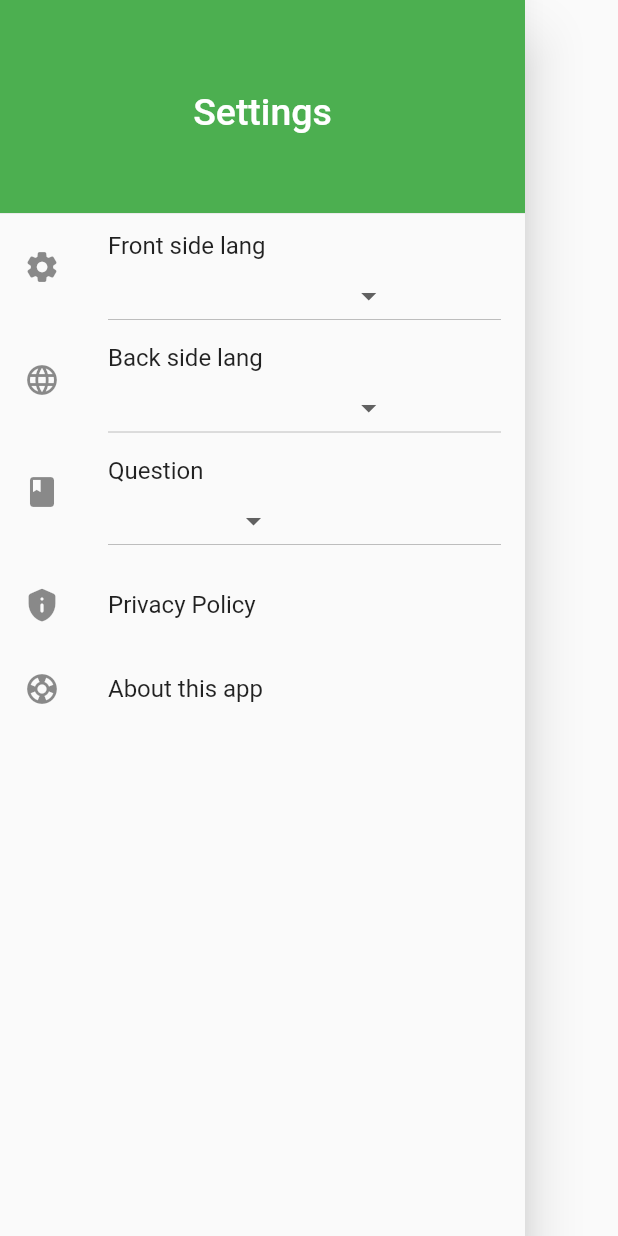
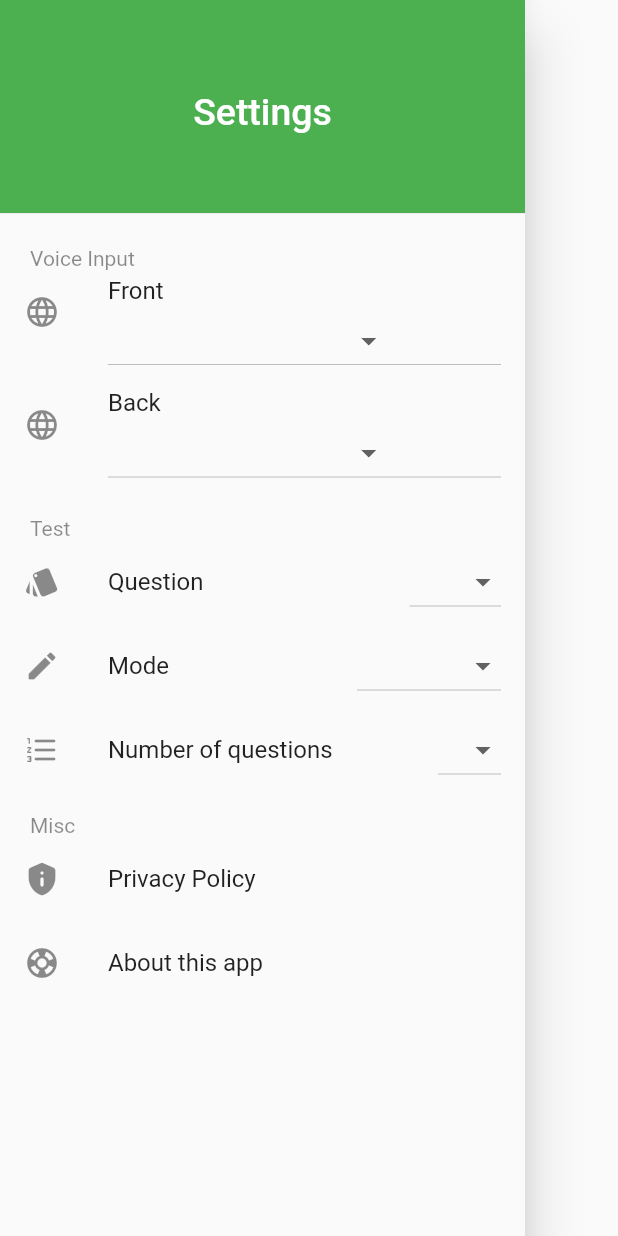
Before and after one commit to toshibo500/flash_card, a Flutter app: the SideDrawer screen opened directly, on a phone screen of 412 x 824 dp. Run offline on Flutter 3.47's test engine with Material 2 defaults, Android fonts, the phone set to English and light mode, and no system bars; our stand-ins replace flip_card, fluttertoast, shared_preferences, speech_to_text, sqflite, webview_flutter; missing offline and left inert: confirm_dialog, expansion_widget; accounts and stored records are empty.

Commit message:
メニュー完成

```diff
--- a/lib/models/preference_model.dart
+++ b/lib/models/preference_model.dart
@@ -2,30 +2,50 @@ class PreferenceModel {
   static const String tableName = 'preferences';
   static const String colFrontSideLang = 'frontSideLang';
   static const String colBackSideLang = 'backSideLang';
-  static const String colQAOrder = 'qAOrder';
+  static const String colQuestion = 'question';
+  static const String colTestMode = 'testMode';
+  static const String colNumOfTest = 'numOfTest';
 
   String? frontSideLang;
   String? backSideLang;
-  int? qAorder;
+  int? question;
+  int? testMode;
+  int? numOfTest;
 
-  PreferenceModel([this.frontSideLang, this.backSideLang, this.qAorder]);
+  PreferenceModel(
+      [this.frontSideLang,
+      this.backSideLang,
+      this.question,
+      this.testMode,
+      this.numOfTest]);
+
+  static const Map<int, String> frontAndBackItems = {0: 'Front', 1: 'Back'};
+  static const Map<int, String> testModeItems = {
+    0: 'Self mode',
+    1: 'Dictation'
+  };
+  static const int testModeSelfMode = 1;
 
   factory PreferenceModel.fromJson(dynamic json) {
     return PreferenceModel(
       json[colFrontSideLang] ?? 'en-US',
       json[colBackSideLang] ?? 'ja-JP',
-      json[colQAOrder] ?? 0,
+      json[colQuestion] ?? 0,
+      json[colTestMode] ?? 0,
+      json[colNumOfTest] ?? 10,
     );
   }
 
   @override
   String toString() {
-    return '{$frontSideLang, $backSideLang, $qAorder}';
+    return '{$frontSideLang, $backSideLang, $question, $testMode, $numOfTest}';
   }
 
   Map<String, dynamic> toJson() => {
         colFrontSideLang: frontSideLang,
         colBackSideLang: backSideLang,
-        colQAOrder: qAorder,
+        colQuestion: question,
+        colTestMode: testMode,
+        colNumOfTest: numOfTest,
       };
 }
--- a/lib/viewmodels/book_viewmodel.dart
+++ b/lib/viewmodels/book_viewmodel.dart
@@ -2,6 +2,8 @@ import 'package:flutter/material.dart';
 import 'package:flash_card/models/book_model.dart';
 import 'package:flash_card/models/card_model.dart';
 import 'package:flash_card/models/repositories/card_repository.dart';
+import 'package:flash_card/models/preference_model.dart';
+import 'package:flash_card/models/repositories/preference_repository.dart';
 
 class BookViewModel extends ChangeNotifier {
   bool _editMode = false;
@@ -9,9 +11,15 @@ class BookViewModel extends ChangeNotifier {
   List<CardModel> _cardList = [];
   List<CardModel> get items => _cardList;
 
+  PreferenceModel _preference = PreferenceModel();
+  PreferenceModel get preference => _preference;
+
   BookViewModel(BookModel selectedBook) {
     this.selectedBook = selectedBook;
     getAll(_selectedBook.id);
+    PreferenceRepository.get().then((value) {
+      _preference = value!;
+    });
   }
 
   bool get editMode => _editMode;
--- a/lib/views/book_page.dart
+++ b/lib/views/book_page.dart
@@ -77,8 +77,9 @@ class _BookPage extends StatelessWidget {
                     await Navigator.of(context).pushNamed('/testPage',
                         arguments: TestPageParameters(
                             book: _bookViweModel.selectedBook,
-                            numberOfQuestions: 10,
-                            isDictationMode: true));
+                            numberOfQuestions:
+                                _bookViweModel.preference.numOfTest!,
+                            testMode: _bookViweModel.preference.testMode!));
                   },
                 ),
               ),
--- a/lib/views/components/drawer_menu.dart
+++ b/lib/views/components/drawer_menu.dart
@@ -1,4 +1,5 @@
 import 'dart:ui';
+import 'package:flash_card/models/preference_model.dart';
 import 'package:provider/provider.dart';
 import 'package:flutter/material.dart';
 import 'package:flash_card/utilities/stt.dart';
@@ -20,19 +21,34 @@ class SideDrawer extends StatelessWidget {
 class _SideDrawer extends StatelessWidget {
   final Stt _stt = Stt();
   final List<DropdownMenuItem<String>> _langItems = [];
-  final List<DropdownMenuItem<int>> _qAorderItems = [];
-
-  static const Map<int, String> _qAOrder = {0: 'Front->Back', 1: 'Back->Front'};
+  final List<DropdownMenuItem<int>> _questionItems = [];
+  final List<DropdownMenuItem<int>> _testModeItems = [];
+  final List<DropdownMenuItem<int>> _numOfTest = [];
 
   _SideDrawer({Key? key}) : super(key: key) {
     initSpeech();
-    _qAOrder.forEach((key, value) {
-      _qAorderItems.add(DropdownMenuItem(
+    PreferenceModel.frontAndBackItems.forEach((key, value) {
+      _questionItems.add(DropdownMenuItem(
         child: Text(
           value,
           style: const TextStyle(fontSize: 16.0),
         ),
         value: key,
+      ));
+    });
+    PreferenceModel.testModeItems.forEach((key, value) {
+      _testModeItems.add(DropdownMenuItem(
+        child: Text(
+          value,
+          style: const TextStyle(fontSize: 16.0),
+        ),
+        value: key,
+      ));
+    });
+    List.generate(100, (index) {
+      _numOfTest.add(DropdownMenuItem(
+        child: Text(index.toString()),
+        value: index,
       ));
     });
   }
@@ -75,11 +91,20 @@ class _SideDrawer extends StatelessWidget {
                       color: Colors.green,
                     ),
                   )),
+              Container(
+                height: 30,
+                alignment: Alignment.bottomLeft,
+                padding: const EdgeInsets.fromLTRB(20, 10, 0, 0),
+                child: const Text(
+                  'Voice Input',
+                  style: TextStyle(color: Colors.black45),
+                ),
+              ),
               ListTile(
                 leading: const Icon(
-                  Icons.settings_rounded,
+                  Icons.language_rounded,
                 ),
-                title: const Text('Front side lang'),
+                title: const Text('Front'),
                 subtitle: DropdownButton<String>(
                   value: _drawerMenuViewModel.preference.frontSideLang,
                   items: _langItems,
@@ -94,7 +119,7 @@ class _SideDrawer extends StatelessWidget {
                 leading: const Icon(
                   Icons.language_rounded,
                 ),
-                title: const Text('Back side lang'),
+                title: const Text('Back'),
                 subtitle: DropdownButton<String>(
                   value: _drawerMenuViewModel.preference.backSideLang,
                   items: _langItems,
@@ -105,19 +130,77 @@ class _SideDrawer extends StatelessWidget {
                   },
                 ),
               ),
+              Container(
+                height: 30,
+                alignment: Alignment.bottomLeft,
+                padding: const EdgeInsets.fromLTRB(20, 10, 0, 0),
+                child: const Text(
+                  'Test',
+                  style: TextStyle(color: Colors.black45),
+                ),
+              ),
               ListTile(
                 leading: const Icon(
-                  Icons.book_rounded,
+                  Icons.style_rounded,
                 ),
-                title: const Text('Question'),
-                subtitle: DropdownButton<int>(
-                  value: _drawerMenuViewModel.preference.qAorder,
-                  items: _qAorderItems,
-                  onChanged: (value) {
-                    _drawerMenuViewModel.preference.qAorder = value!;
-                    _drawerMenuViewModel
-                        .update(_drawerMenuViewModel.preference);
-                  },
+                title: Row(
+                    mainAxisAlignment: MainAxisAlignment.spaceBetween,
+                    children: [
+                      const Text('Question'),
+                      DropdownButton<int>(
+                        value: _drawerMenuViewModel.preference.question,
+                        items: _questionItems,
+                        onChanged: (value) {
+                          _drawerMenuViewModel.preference.question = value!;
+                          _drawerMenuViewModel
+                              .update(_drawerMenuViewModel.preference);
+                        },
+                      )
+                    ]),
+              ),
+              ListTile(
+                  leading: const Icon(
+                    Icons.mode_rounded,
+                  ),
+                  title: Row(
+                      mainAxisAlignment: MainAxisAlignment.spaceBetween,
+                      children: [
+                        const Text('Mode'),
+                        DropdownButton<int>(
+                          value: _drawerMenuViewModel.preference.testMode,
+                          items: _testModeItems,
+                          onChanged: (value) {
+                            _drawerMenuViewModel.preference.testMode = value!;
+                            _drawerMenuViewModel
+                                .update(_drawerMenuViewModel.preference);
+                          },
+                        )
+                      ])),
+              ListTile(
+                  leading: const Icon(
+                    Icons.format_list_numbered_rounded,
+                  ),
+                  title: Row(
+                      mainAxisAlignment: MainAxisAlignment.spaceBetween,
+                      children: [
+                        const Text('Number of questions'),
+                        DropdownButton<int>(
+                          value: _drawerMenuViewModel.preference.numOfTest,
+                          items: _numOfTest,
+                          onChanged: (value) {
+                            _drawerMenuViewModel.preference.numOfTest = value!;
+                            _drawerMenuViewModel
+                                .update(_drawerMenuViewModel.preference);
+                          },
+                        ),
+                      ])),
+              Container(
+                height: 30,
+                alignment: Alignment.bottomLeft,
+                padding: const EdgeInsets.fromLTRB(20, 10, 0, 0),
+                child: const Text(
+                  'Misc',
+                  style: TextStyle(color: Colors.black45),
                 ),
               ),
               ListTile(
--- a/lib/views/test_page.dart
+++ b/lib/views/test_page.dart
@@ -1,4 +1,5 @@
 import 'package:flash_card/models/book_model.dart';
+import 'package:flash_card/models/preference_model.dart';
 import 'package:flutter/material.dart';
 import 'package:provider/provider.dart';
 import 'package:flash_card/viewmodels/test_viewmodel.dart';
@@ -10,10 +11,10 @@ class TestPageParameters {
   TestPageParameters(
       {required this.book,
       required this.numberOfQuestions,
-      required this.isDictationMode});
+      required this.testMode});
   BookModel book;
   int numberOfQuestions;
-  bool isDictationMode;
+  int testMode;
 }
 
 class TestPage extends StatelessWidget {
@@ -85,7 +86,7 @@ class _TestPage extends StatelessWidget {
                 ),
               ),
               _buildDictaion(context, _testViweModel),
-              _buildButtons(context, _testViweModel, param.isDictationMode),
+              _buildButtons(context, _testViweModel, param.testMode),
               ExpansionWidget(
                   initiallyExpanded: false,
                   onSaveState: (value) => _answerExpanded = value,
@@ -148,7 +149,7 @@ class _TestPage extends StatelessWidget {
   }
 
   Container _buildButtons(
-      BuildContext context, TestViewModel viewmodel, bool isDictationMode) {
+      BuildContext context, TestViewModel viewmodel, int testMode) {
     List<ElevatedButton> selfMode = [
       ElevatedButton(
         style: ElevatedButton.styleFrom(
@@ -199,7 +200,9 @@ class _TestPage extends StatelessWidget {
       height: 80,
       child: Row(
           mainAxisAlignment: MainAxisAlignment.spaceAround,
-          children: isDictationMode ? dictationMode : selfMode),
+          children: testMode == PreferenceModel.testModeSelfMode
+              ? dictationMode
+              : selfMode),
     );
   }
 }
--- a/lib/views/web_view_page.dart
+++ b/lib/views/web_view_page.dart
@@ -1,4 +1,3 @@
-import 'dart:async';
 import 'dart:io';
 import 'package:flutter/material.dart';
 import 'package:webview_flutter/webview_flutter.dart';
--- a/pubspec.yaml
+++ b/pubspec.yaml
@@ -41,6 +41,7 @@ dependencies:
   expansion_widget: ^0.0.3
   intl: ^0.17.0
   webview_flutter: ^2.3.1
+  settings_ui: ^1.0.0
 
   # The following adds the Cupertino Icons font to your application.
   # Use with the CupertinoIcons class for iOS style icons.
```
Also changed, not shown: pubspec.lock.
